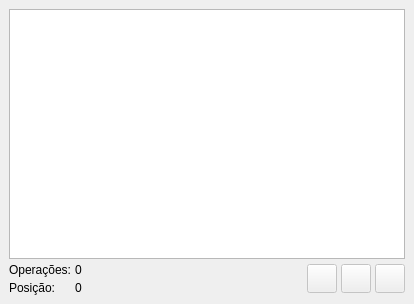
This is libpgmodeler_ui/ui/listaoperacoeswidget.ui in pgmodeler/pgmodeler as Qt 5 draws it before an edit. The edited form follows.
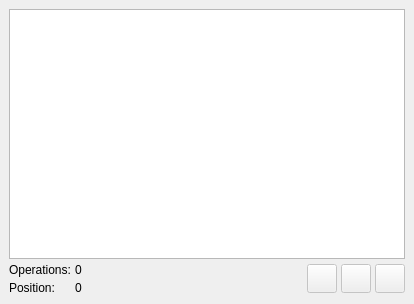
This is the edited form. Icons and pictures are not drawn.

Patch:
```diff
--- a/libpgmodeler_ui/ui/listaoperacoeswidget.ui
+++ b/libpgmodeler_ui/ui/listaoperacoeswidget.ui
@@ -138,7 +138,7 @@
          <bool>true</bool>
         </property>
         <property name="text">
-         <string>Operações:</string>
+         <string>Operations:</string>
         </property>
        </widget>
       </item>
@@ -158,7 +158,7 @@
          <bool>true</bool>
         </property>
         <property name="text">
-         <string>Posição:</string>
+         <string>Position:</string>
         </property>
        </widget>
       </item>
```
Left out of the diff: 8 changed lines with no effect on the pictures.
